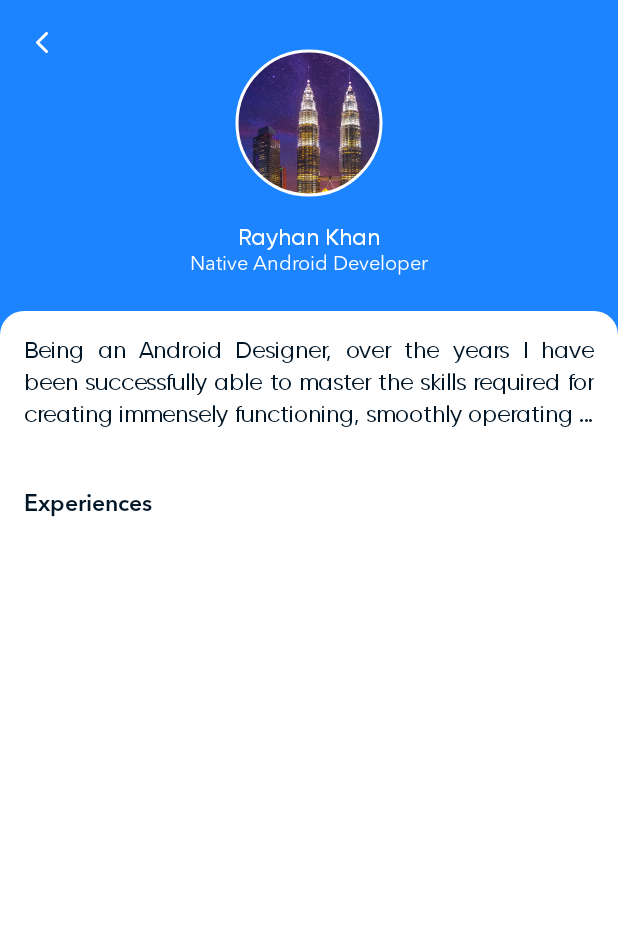
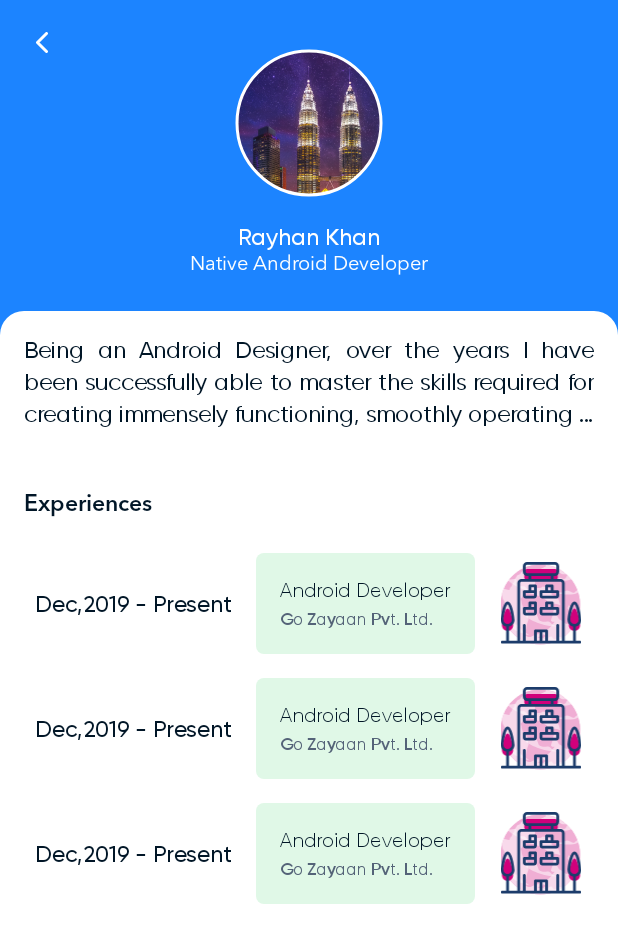
Before and after one commit to Rayhan-kh/my_cv_app, an Android app: the layout fragment_main.xml on its own in the app's theme, with its tools: preview values and no code run, on a phone screen of 412 x 824 dp. Shown: the top 943 px of the screen. Run offline under Robolectric (Android 15) with nearby library versions, the phone set to English and light mode, and no system bars.

Commit message:
feat: experience list item view added

```diff
--- /dev/null
+++ b/app/src/main/res/layout/experience_item.xml
@@ -0,0 +1,69 @@
+<?xml version="1.0" encoding="utf-8"?>
+<androidx.constraintlayout.widget.ConstraintLayout
+        xmlns:android="http://schemas.android.com/apk/res/android"
+        xmlns:app="http://schemas.android.com/apk/res-auto"
+        xmlns:tools="http://schemas.android.com/tools"
+        android:layout_width="match_parent"
+        android:layout_height="wrap_content">
+
+    <androidx.appcompat.widget.AppCompatTextView
+            app:layout_constraintHorizontal_weight="1"
+            style="@style/H2TextAppearance"
+            android:text="Dec,2019 - Present"
+            android:layout_width="wrap_content"
+            android:layout_height="wrap_content"
+            android:id="@+id/textView"
+            app:layout_constraintEnd_toStartOf="@+id/linearLayout"
+            app:layout_constraintStart_toStartOf="parent"
+            app:layout_constraintHorizontal_bias="0.5"
+            app:layout_constraintHorizontal_chainStyle="packed"
+            app:layout_constraintBottom_toBottomOf="@+id/linearLayout"
+            app:layout_constraintTop_toTopOf="@+id/linearLayout"/>
+
+    <androidx.appcompat.widget.LinearLayoutCompat
+            android:layout_width="wrap_content"
+            app:layout_constraintHorizontal_bias="0.5"
+            app:layout_constraintHorizontal_weight="1"
+            android:orientation="vertical"
+            android:layout_height="wrap_content"
+            android:id="@+id/linearLayout"
+            app:layout_constraintStart_toEndOf="@+id/textView"
+            app:layout_constraintEnd_toStartOf="@+id/imageView2"
+            android:layout_marginEnd="16dp"
+            android:layout_marginStart="16dp"
+            app:layout_constraintTop_toTopOf="parent"
+            app:layout_constraintBottom_toBottomOf="parent"
+            android:background="@drawable/light_green_bg"
+            android:padding="16dp"
+            android:layout_marginTop="8dp"
+            android:layout_marginBottom="8dp"
+            >
+
+        <androidx.appcompat.widget.AppCompatTextView
+                android:layout_width="wrap_content"
+                android:layout_height="wrap_content"
+                android:text="Android Developer"
+                style="@style/H3TextAppearance"
+                />
+
+        <androidx.appcompat.widget.AppCompatTextView
+                android:layout_marginTop="4dp"
+                style="@style/H4TextAppearance"
+                android:layout_width="wrap_content"
+                android:layout_height="wrap_content"
+                android:text="Go Zayaan Pvt. Ltd."/>
+    </androidx.appcompat.widget.LinearLayoutCompat>
+
+    <ImageView
+            app:layout_constraintHorizontal_weight="1"
+            android:layout_width="56dp"
+            android:layout_height="0dp"
+            app:srcCompat="@drawable/ic_hotel"
+            android:id="@+id/imageView2"
+            app:layout_constraintStart_toEndOf="@+id/linearLayout"
+            app:layout_constraintEnd_toEndOf="parent"
+            app:layout_constraintHorizontal_bias="0.5"
+            app:layout_constraintBottom_toBottomOf="@+id/linearLayout"
+            app:layout_constraintTop_toTopOf="@+id/linearLayout"
+            app:layout_constraintDimensionRatio="h,1:1"/>
+</androidx.constraintlayout.widget.ConstraintLayout>
--- a/app/src/main/res/layout/fragment_main.xml
+++ b/app/src/main/res/layout/fragment_main.xml
@@ -130,6 +130,9 @@
                 app:layout_constraintBottom_toBottomOf="parent"
                 android:layout_marginStart="16dp"
                 android:layout_marginEnd="16dp"
+                app:layoutManager="androidx.recyclerview.widget.LinearLayoutManager"
+                android:orientation="vertical"
+                tools:listitem="@layout/experience_item"
                 app:layout_constraintTop_toBottomOf="@+id/tv_experience"
                 android:layout_marginTop="16dp"/>
 
```
